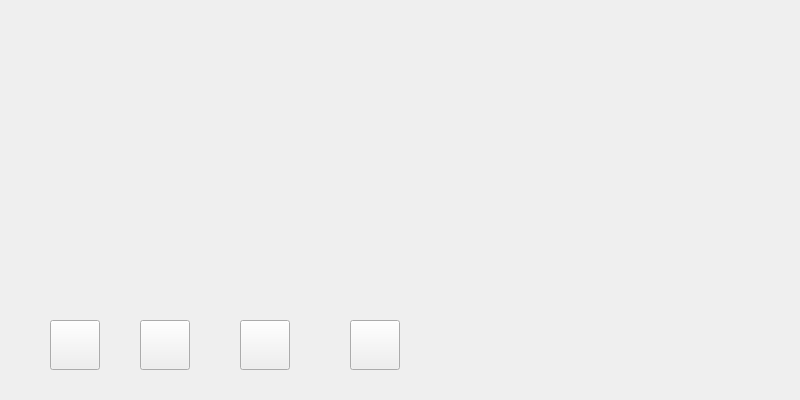
Qt form desktop.ui (pengstao-creator/carMusicSys) before a commit.
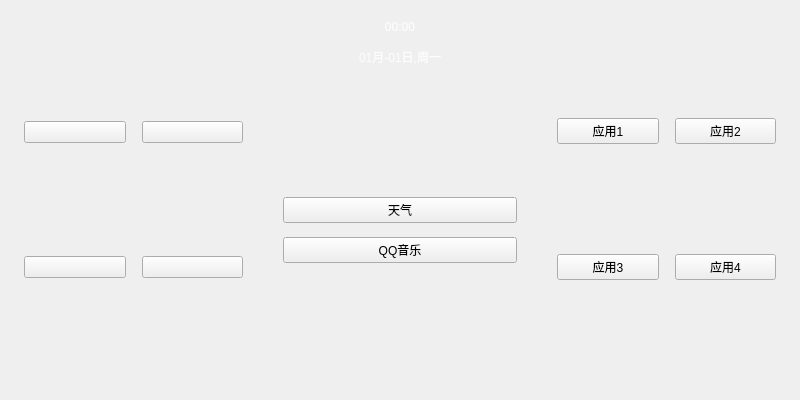
The same form after that commit. Icons and pictures are not drawn.

Commit message: 实现天气搜索城市显示天气，重构桌面布局，下一步开发音乐功能

What changed in the file:
```diff
--- a/desktop.ui
+++ b/desktop.ui
@@ -13,71 +13,228 @@
   <property name="windowTitle">
    <string>Form</string>
   </property>
-  <widget class="QPushButton" name="QQMusic">
-   <property name="geometry">
-    <rect>
-     <x>140</x>
-     <y>320</y>
-     <width>50</width>
-     <height>50</height>
-    </rect>
+  <layout class="QHBoxLayout" name="rootLayout">
+   <property name="leftMargin">
+    <number>0</number>
    </property>
-   <property name="styleSheet">
-    <string notr="true">border-image: url(:/Resource/app/2.png);</string>
+   <property name="topMargin">
+    <number>0</number>
    </property>
-   <property name="text">
-    <string/>
+   <property name="rightMargin">
+    <number>0</number>
    </property>
-  </widget>
-  <widget class="QPushButton" name="amap">
-   <property name="geometry">
-    <rect>
-     <x>240</x>
-     <y>320</y>
-     <width>50</width>
-     <height>50</height>
-    </rect>
+   <property name="bottomMargin">
+    <number>0</number>
    </property>
-   <property name="styleSheet">
-    <string notr="true">border-image: url(:/Resource/app/4.png);</string>
+   <property name="spacing">
+    <number>0</number>
    </property>
-   <property name="text">
-    <string/>
-   </property>
-  </widget>
-  <widget class="QPushButton" name="bilibili">
-   <property name="geometry">
-    <rect>
-     <x>350</x>
-     <y>320</y>
-     <width>50</width>
-     <height>50</height>
-    </rect>
-   </property>
-   <property name="styleSheet">
-    <string notr="true">border-image: url(:/Resource/app/3.png);</string>
-   </property>
-   <property name="text">
-    <string/>
-   </property>
-  </widget>
-  <widget class="QPushButton" name="weather">
-   <property name="geometry">
-    <rect>
-     <x>50</x>
-     <y>320</y>
-     <width>50</width>
-     <height>50</height>
-    </rect>
-   </property>
-   <property name="styleSheet">
-    <string notr="true">border-image: url(:/Resource/app/6.png);
-</string>
-   </property>
-   <property name="text">
-    <string/>
-   </property>
-  </widget>
+   <item>
+    <widget class="QWidget" name="leftPanel">
+     <layout class="QGridLayout" name="leftGridLayout">
+      <property name="leftMargin">
+       <number>24</number>
+      </property>
+      <property name="topMargin">
+       <number>24</number>
+      </property>
+      <property name="rightMargin">
+       <number>24</number>
+      </property>
+      <property name="bottomMargin">
+       <number>24</number>
+      </property>
+      <property name="horizontalSpacing">
+       <number>16</number>
+      </property>
+      <property name="verticalSpacing">
+       <number>16</number>
+      </property>
+      <item row="0" column="0">
+       <widget class="QPushButton" name="weather">
+        <property name="styleSheet">
+         <string notr="true">border-image: url(:/Resource/app/6.png);</string>
+        </property>
+        <property name="text">
+         <string/>
+        </property>
+       </widget>
+      </item>
+      <item row="0" column="1">
+       <widget class="QPushButton" name="QQMusic">
+        <property name="styleSheet">
+         <string notr="true">border-image: url(:/Resource/app/2.png);</string>
+        </property>
+        <property name="text">
+         <string/>
+        </property>
+       </widget>
+      </item>
+      <item row="1" column="0">
+       <widget class="QPushButton" name="amap">
+        <property name="styleSheet">
+         <string notr="true">border-image: url(:/Resource/app/4.png);</string>
+        </property>
+        <property name="text">
+         <string/>
+        </property>
+       </widget>
+      </item>
+      <item row="1" column="1">
+       <widget class="QPushButton" name="bilibili">
+        <property name="styleSheet">
+         <string notr="true">border-image: url(:/Resource/app/3.png);</string>
+        </property>
+        <property name="text">
+         <string/>
+        </property>
+       </widget>
+      </item>
+     </layout>
+    </widget>
+   </item>
+   <item>
+    <widget class="QWidget" name="middlePanel">
+     <layout class="QVBoxLayout" name="middleVerticalLayout">
+      <property name="leftMargin">
+       <number>16</number>
+      </property>
+      <property name="topMargin">
+       <number>20</number>
+      </property>
+      <property name="rightMargin">
+       <number>16</number>
+      </property>
+      <property name="bottomMargin">
+       <number>20</number>
+      </property>
+      <property name="spacing">
+       <number>14</number>
+      </property>
+      <item>
+       <widget class="QLabel" name="timeHmsLabel">
+        <property name="styleSheet">
+         <string notr="true">color: rgb(255, 255, 255);
+font: 700 34pt &quot;Segoe UI&quot;;</string>
+        </property>
+        <property name="alignment">
+         <set>Qt::AlignCenter</set>
+        </property>
+        <property name="text">
+         <string>00:00</string>
+        </property>
+       </widget>
+      </item>
+      <item>
+       <widget class="QLabel" name="timeYmdLabel">
+        <property name="styleSheet">
+         <string notr="true">color: rgba(255, 255, 255, 220);
+font: 500 12pt &quot;Microsoft YaHei&quot;;</string>
+        </property>
+        <property name="alignment">
+         <set>Qt::AlignCenter</set>
+        </property>
+        <property name="text">
+         <string>01月-01日,周一</string>
+        </property>
+       </widget>
+      </item>
+      <item>
+       <spacer name="middleTopSpacer">
+        <property name="orientation">
+         <enum>Qt::Vertical</enum>
+        </property>
+        <property name="sizeHint" stdset="0">
+         <size>
+          <width>20</width>
+          <height>12</height>
+         </size>
+        </property>
+       </spacer>
+      </item>
+      <item>
+       <widget class="QPushButton" name="middleApp1">
+        <property name="text">
+         <string>天气</string>
+        </property>
+       </widget>
+      </item>
+      <item>
+       <widget class="QPushButton" name="middleApp2">
+        <property name="text">
+         <string>QQ音乐</string>
+        </property>
+       </widget>
+      </item>
+      <item>
+       <spacer name="middleBottomSpacer">
+        <property name="orientation">
+         <enum>Qt::Vertical</enum>
+        </property>
+        <property name="sizeHint" stdset="0">
+         <size>
+          <width>20</width>
+          <height>40</height>
+         </size>
+        </property>
+       </spacer>
+      </item>
+     </layout>
+    </widget>
+   </item>
+   <item>
+    <widget class="QWidget" name="rightPanel">
+     <layout class="QGridLayout" name="rightGridLayout">
+      <property name="leftMargin">
+       <number>24</number>
+      </property>
+      <property name="topMargin">
+       <number>24</number>
+      </property>
+      <property name="rightMargin">
+       <number>24</number>
+      </property>
+      <property name="bottomMargin">
+       <number>24</number>
+      </property>
+      <property name="horizontalSpacing">
+       <number>16</number>
+      </property>
+      <property name="verticalSpacing">
+       <number>16</number>
+      </property>
+      <item row="0" column="0">
+       <widget class="QPushButton" name="rightApp1">
+        <property name="text">
+         <string>应用1</string>
+        </property>
+       </widget>
+      </item>
+      <item row="0" column="1">
+       <widget class="QPushButton" name="rightApp2">
+        <property name="text">
+         <string>应用2</string>
+        </property>
+       </widget>
+      </item>
+      <item row="1" column="0">
+       <widget class="QPushButton" name="rightApp3">
+        <property name="text">
+         <string>应用3</string>
+        </property>
+       </widget>
+      </item>
+      <item row="1" column="1">
+       <widget class="QPushButton" name="rightApp4">
+        <property name="text">
+         <string>应用4</string>
+        </property>
+       </widget>
+      </item>
+     </layout>
+    </widget>
+   </item>
+  </layout>
  </widget>
  <resources/>
  <connections/>
```
The commit also changes 12 other files.
